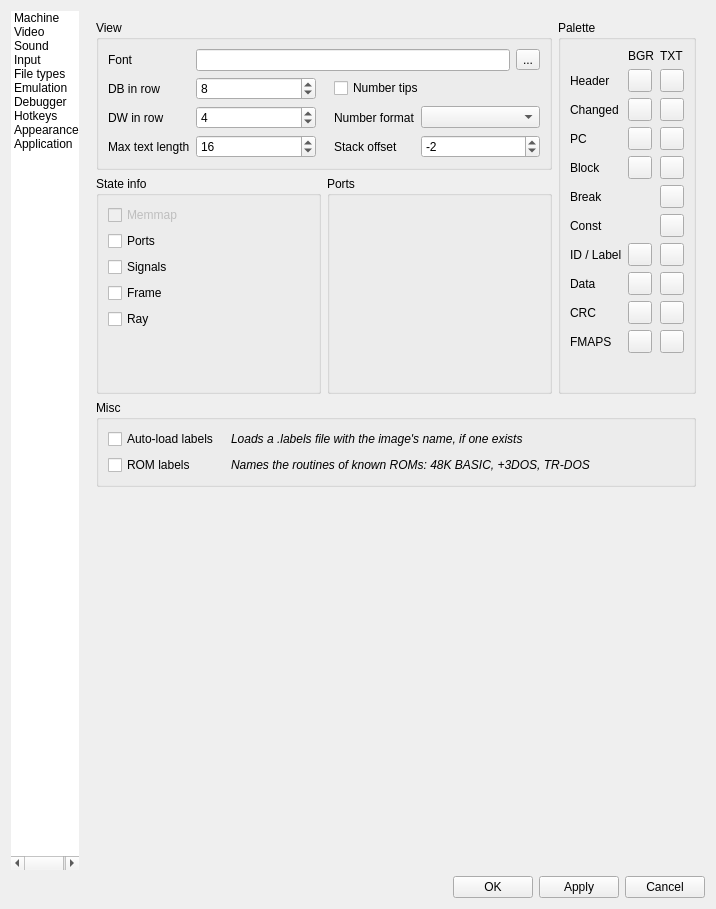
Above: ui/setupwin.ui from Loccy/xpeccy-plus before the change. Below: the same form after it.
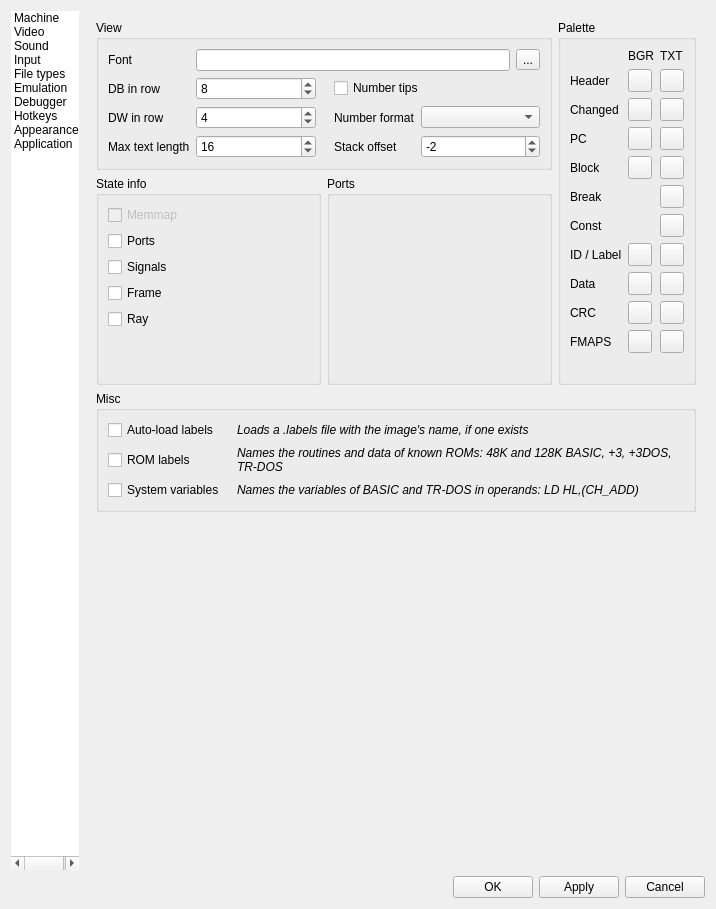
That is the form after the change. The open tabs and pages were chosen to show the change. Icons and pictures are not drawn. Custom widgets are drawn as their Qt base class.

Commit message: labels: a built-in name has its system's namespace (BASIC48.LD_BYTES) and is shown short where nothing else has that name, a short name of two systems is an error that lists them; the ROM lists' data ranges show where the user marked nothing, not saved in the map; a text ending in a bit-7 character is DC "...", typed too; system variables in operands and tips only, Options > Debugger > System variables; Disasm to file writes full names. labels-check gets an arc_beside stub and tests all this

Patch:
```diff
--- a/ui/setupwin.ui
+++ b/ui/setupwin.ui
@@ -3593,7 +3593,29 @@
                    </font>
                   </property>
                   <property name="text">
-                   <string>Names the routines of known ROMs: 48K BASIC, +3DOS, TR-DOS</string>
+                   <string>Names the routines and data of known ROMs: 48K and 128K BASIC, +3, +3DOS, TR-DOS</string>
+                  </property>
+                  <property name="wordWrap">
+                   <bool>true</bool>
+                  </property>
+                 </widget>
+                </item>
+                <item row="2" column="0">
+                 <widget class="QCheckBox" name="cbSysVars">
+                  <property name="text">
+                   <string>System variables</string>
+                  </property>
+                 </widget>
+                </item>
+                <item row="2" column="1">
+                 <widget class="QLabel" name="labSysVars">
+                  <property name="font">
+                   <font>
+                    <italic>true</italic>
+                   </font>
+                  </property>
+                  <property name="text">
+                   <string>Names the variables of BASIC and TR-DOS in operands: LD HL,(CH_ADD)</string>
                   </property>
                   <property name="wordWrap">
                    <bool>true</bool>
```
The commit also changes 9 other files.
